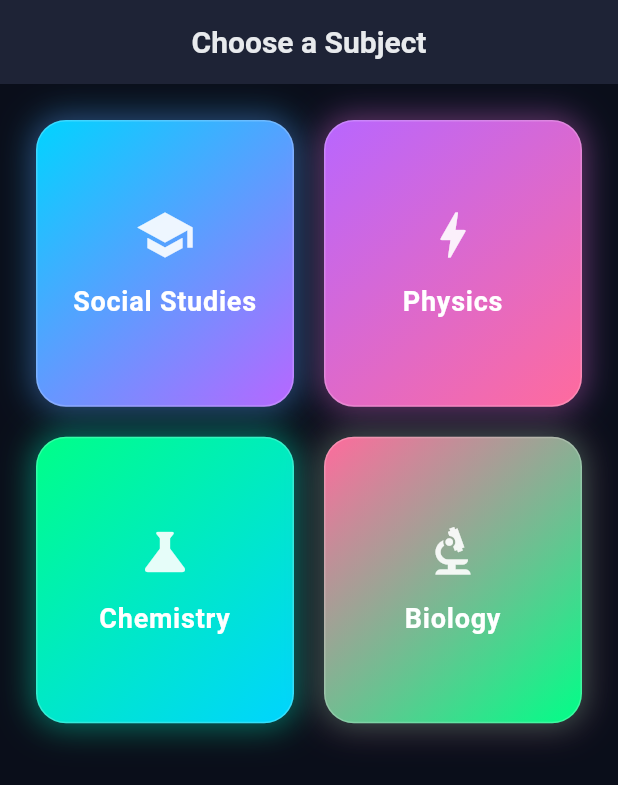
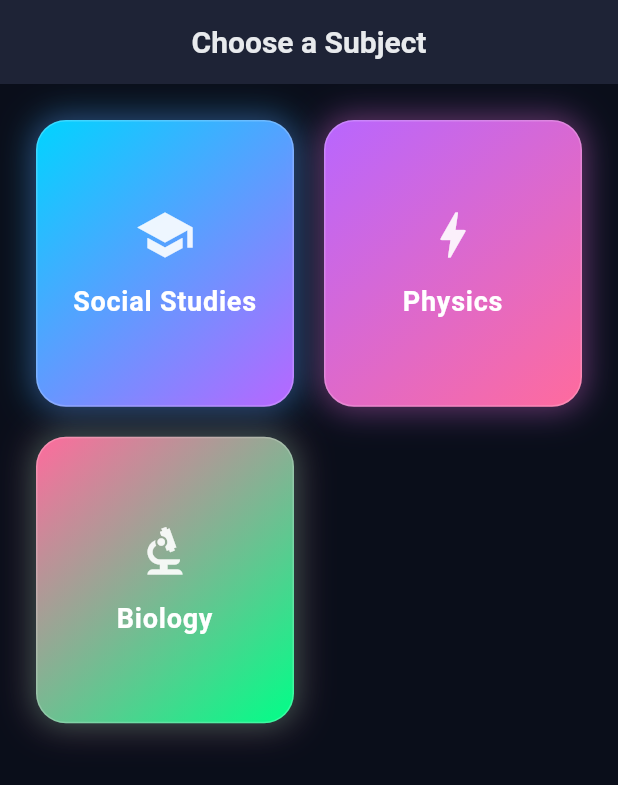
Before and after one commit to Abdulgaffar888/Edurance-AI-, a Flutter app: the screen it shows after launch, on a phone screen of 412 x 824 dp. Shown: the top 785 px of the screen. Run offline on Flutter 3.47's test engine with Material 3 defaults, Android fonts, the phone set to English and light mode, and no system bars; project files that could hold a hidden picture were left out.

Commit message:
eheheh sorry gaffu

```diff
--- a/edurance-app/lib/screens/subject_selection_screen_V2.dart
+++ b/edurance-app/lib/screens/subject_selection_screen_V2.dart
@@ -13,10 +13,6 @@ class SubjectSelectionScreen extends StatelessWidget {
     {
       'name': 'Physics',
       'gradient': [AppTheme.auroraPurple, AppTheme.auroraPink]
-    },
-    {
-      'name': 'Chemistry',
-      'gradient': [AppTheme.auroraGreen, AppTheme.auroraBlue]
     },
     {
       'name': 'Biology',
```
Also changed, not shown: edurance-app/lib/screens/topic_list_screen_V2.dart (+8 -10 lines), edurance-app/lib/firebase_options.dart (deleted), 4 other files.
